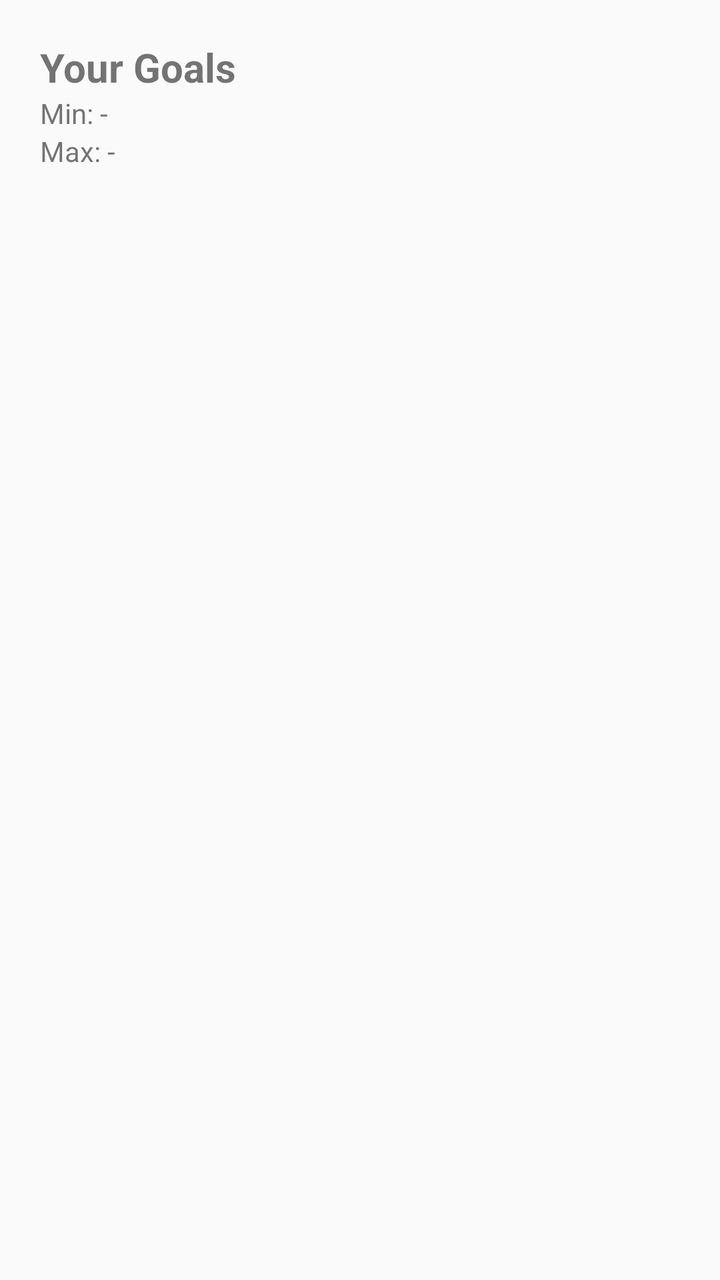
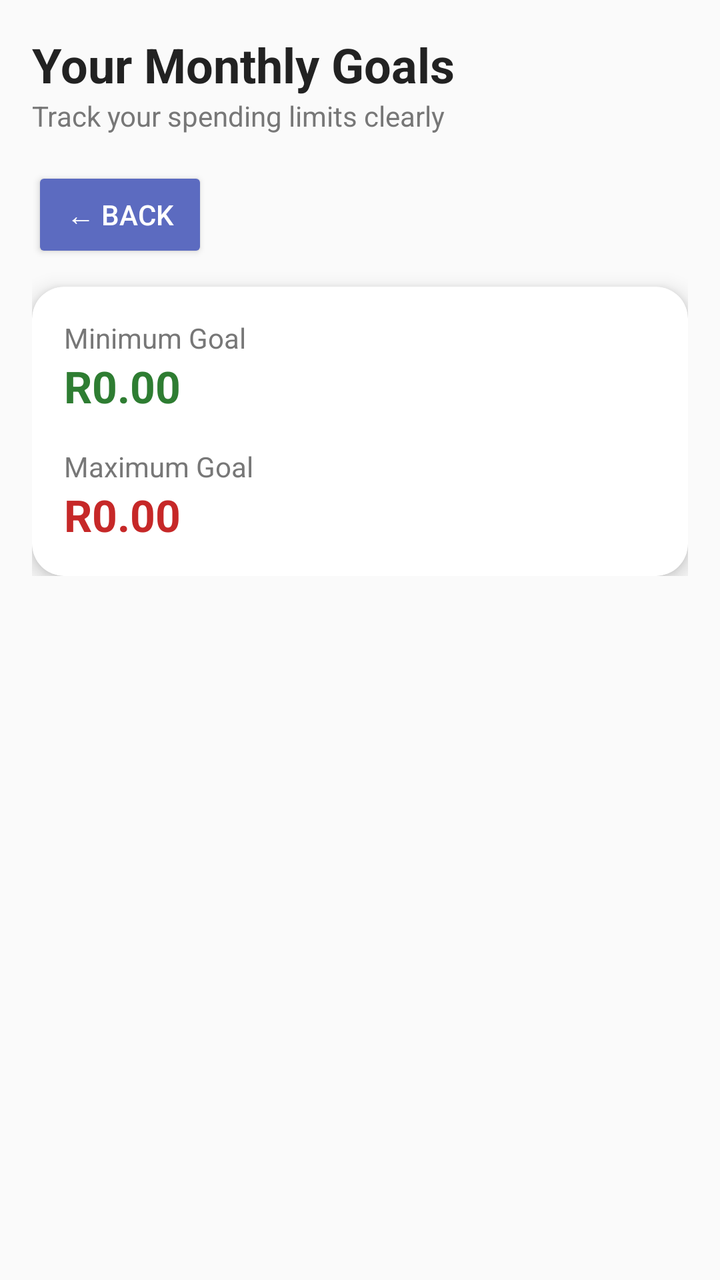

Two renders of the same Android screen: before a commit and after it. Below are the layout's source before the change and the commit's diff.
<!-- AndroidManifest.xml: application theme Theme.BudgetTrackerApp -->
<!-- res/layout/activity_view_goals.xml -->
<LinearLayout xmlns:android="http://schemas.android.com/apk/res/android"
    android:orientation="vertical"
    android:padding="20dp"
    android:layout_width="match_parent"
    android:layout_height="match_parent">

    <TextView
        android:text="Your Goals"
        android:textSize="20sp"
        android:textStyle="bold"
        android:layout_width="wrap_content"
        android:layout_height="wrap_content"/>

    <TextView
        android:id="@+id/minTextView"
        android:layout_width="wrap_content"
        android:layout_height="wrap_content"
        android:text="Min: -" />

    <TextView
        android:id="@+id/maxTextView"
        android:layout_width="wrap_content"
        android:layout_height="wrap_content"
        android:text="Max: -" />

</LinearLayout>
<!-- resources referenced by this layout -->
<resources>
  <style name="Theme.BudgetTrackerApp" parent="Theme.AppCompat.Light.DarkActionBar" />
</resources>

<!-- the commit's change to res/layout/activity_view_goals.xml (unified diff, before → after) -->
@@ -1,26 +1,93 @@
-<LinearLayout xmlns:android="http://schemas.android.com/apk/res/android"
-    android:orientation="vertical"
-    android:padding="20dp"
+<ScrollView xmlns:android="http://schemas.android.com/apk/res/android"
+    xmlns:app="http://schemas.android.com/apk/res-auto"
     android:layout_width="match_parent"
     android:layout_height="match_parent">
 
-    <TextView
-        android:text="Your Goals"
-        android:textSize="20sp"
-        android:textStyle="bold"
-        android:layout_width="wrap_content"
-        android:layout_height="wrap_content"/>
+    <LinearLayout
+        android:layout_width="match_parent"
+        android:layout_height="wrap_content"
+        android:orientation="vertical"
+        android:padding="16dp">
 
-    <TextView
-        android:id="@+id/minTextView"
-        android:layout_width="wrap_content"
-        android:layout_height="wrap_content"
-        android:text="Min: -" />
+        
+        <TextView
+            android:layout_width="wrap_content"
+            android:layout_height="wrap_content"
+            android:text="Your Monthly Goals"
+            android:textSize="24sp"
+            android:textStyle="bold"
+            android:textColor="#222"/>
 
-    <TextView
-        android:id="@+id/maxTextView"
-        android:layout_width="wrap_content"
-        android:layout_height="wrap_content"
-        android:text="Max: -" />
 
-</LinearLayout>
+
+        <TextView
+            android:layout_width="wrap_content"
+            android:layout_height="wrap_content"
+            android:text="Track your spending limits clearly"
+            android:textSize="14sp"
+            android:textColor="#777"
+            android:layout_marginBottom="16dp"/>
+
+        <Button
+            android:id="@+id/backBtn"
+            android:layout_width="wrap_content"
+            android:layout_height="wrap_content"
+            android:text="← Back"
+            android:backgroundTint="#5C6BC0"
+            android:textColor="#FFFFFF"
+            android:layout_marginBottom="12dp"/>
+
+        
+        <androidx.cardview.widget.CardView
+            android:layout_width="match_parent"
+            android:layout_height="wrap_content"
+            app:cardCornerRadius="16dp"
+            app:cardElevation="6dp">
+
+            <LinearLayout
+                android:layout_width="match_parent"
+                android:layout_height="wrap_content"
+                android:orientation="vertical"
+                android:padding="16dp">
+
+                
+                <TextView
+                    android:layout_width="wrap_content"
+                    android:layout_height="wrap_content"
+                    android:text="Minimum Goal"
+                    android:textSize="14sp"
+                    android:textColor="#777"/>
+
+                <TextView
+                    android:id="@+id/minTextView"
+                    android:layout_width="wrap_content"
+                    android:layout_height="wrap_content"
+                    android:text="R0.00"
+                    android:textSize="22sp"
+                    android:textStyle="bold"
+                    android:textColor="#2E7D32"
+                    android:layout_marginBottom="16dp"/>
+
+                
+                <TextView
+                    android:layout_width="wrap_content"
+                    android:layout_height="wrap_content"
+                    android:text="Maximum Goal"
+                    android:textSize="14sp"
+                    android:textColor="#777"/>
+
+                <TextView
+                    android:id="@+id/maxTextView"
+                    android:layout_width="wrap_content"
+                    android:layout_height="wrap_content"
+                    android:text="R0.00"
+                    android:textSize="22sp"
+                    android:textStyle="bold"
+                    android:textColor="#C62828"/>
+
+            </LinearLayout>
+
+        </androidx.cardview.widget.CardView>
+
+    </LinearLayout>
+</ScrollView>
